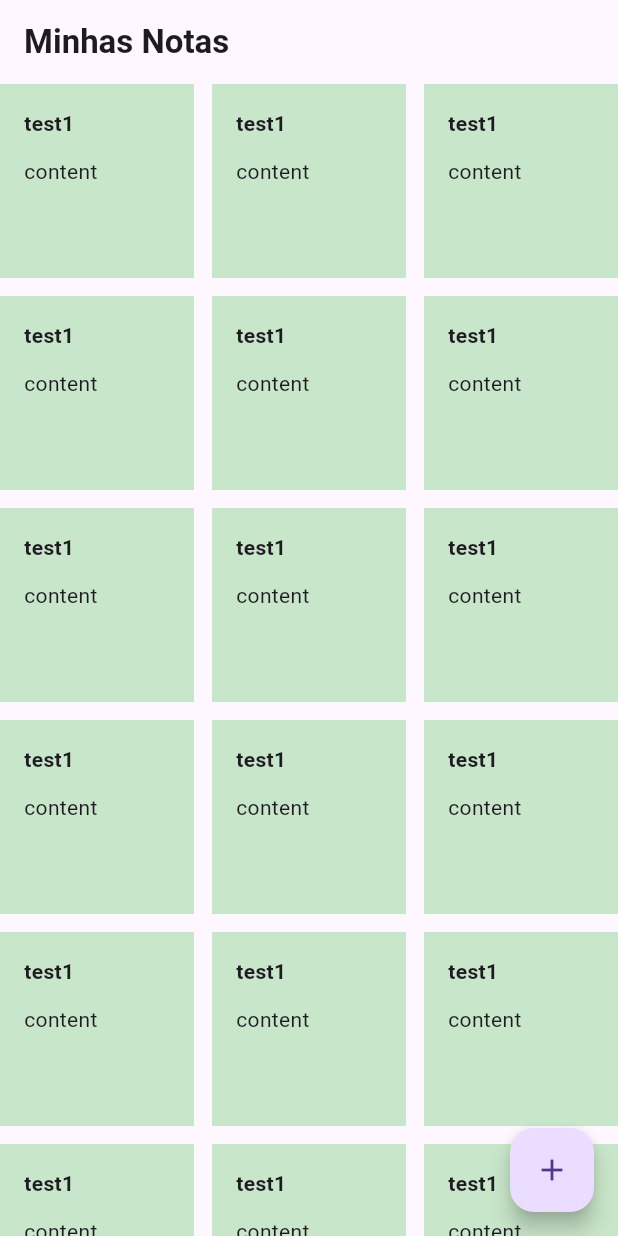
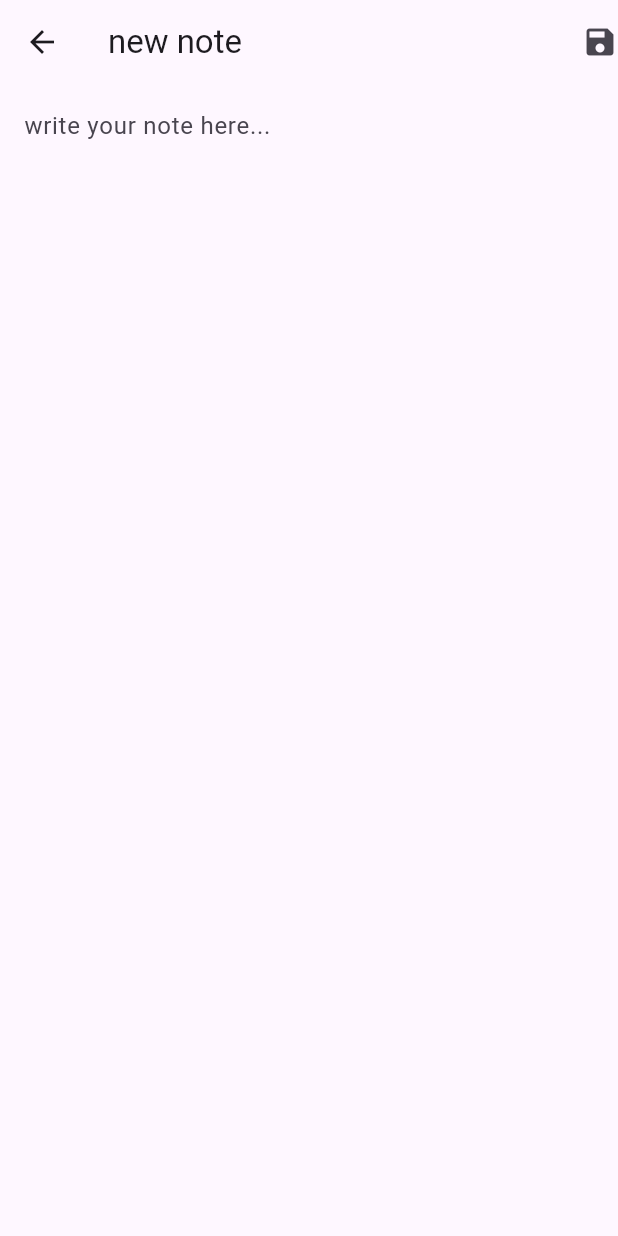
Before and after one commit to guilhermeFCarvalho/note_canvas, a Flutter app: the screen it shows after launch, after a tap on the "add" icon, on a phone screen of 412 x 824 dp. Run offline on Flutter 3.47's test engine with Material 3 defaults, Android fonts, the light colour scheme and no system bars; our stand-ins replace firebase_core, go_router, hooks_riverpod; accounts and stored records are empty.

Commit message:
feat: add new note page

```diff
--- a/lib/app/core/routes/routes.dart
+++ b/lib/app/core/routes/routes.dart
@@ -1,3 +1,4 @@
+import 'package:g_notes/app/presentation/new_note/pages/new_note.dart';
 import 'package:g_notes/app/presentation/notes_list/pages/notes_list.dart';
 import 'package:go_router/go_router.dart';
 
@@ -9,8 +10,7 @@ final routes = GoRouter(
     ),
     GoRoute(
       path: '/new-note',
-      // builder: (_, __) => const NotesListPage(),
+      builder: (_, __) => const NewNote(),
     ),
-
   ],
 );
--- /dev/null
+++ b/lib/app/presentation/new_note/pages/new_note.dart
@@ -0,0 +1,43 @@
+import 'package:flutter/material.dart';
+import 'package:flutter/services.dart';
+
+class NewNote extends StatelessWidget {
+  const NewNote({super.key});
+
+  @override
+  Widget build(BuildContext context) {
+    return Scaffold(
+        appBar: AppBar(
+          title: const Text('new note'),
+          actions: [
+            GestureDetector(
+              behavior: HitTestBehavior.opaque,
+              child: const Icon(Icons.save),
+              onTap: () => ScaffoldMessenger.of(context).showSnackBar(
+                const SnackBar(
+                  content: Text('your note has been saved'),
+                ),
+              ),
+            )
+          ],
+        ),
+        body: const Padding(
+          padding: EdgeInsets.all(16),
+          child: Column(
+            children: [
+              Expanded(
+                child: TextField(
+                  decoration: InputDecoration.collapsed(
+                    hintText: 'write your note here...',
+                  ),
+                  keyboardType: TextInputType.multiline,
+                  maxLines: null,
+                  maxLengthEnforcement:
+                      MaxLengthEnforcement.truncateAfterCompositionEnds,
+                ),
+              ),
+            ],
+          ),
+        ));
+  }
+}
--- a/lib/app/presentation/notes_list/pages/notes_list.dart
+++ b/lib/app/presentation/notes_list/pages/notes_list.dart
@@ -1,5 +1,6 @@
 import 'package:flutter/material.dart';
 import 'package:g_notes/app/presentation/notes_list/widgets/note_card_widget.dart';
+import 'package:go_router/go_router.dart';
 
 class NotesListPage extends StatelessWidget {
   const NotesListPage({super.key});
@@ -10,7 +11,7 @@ class NotesListPage extends StatelessWidget {
       floatingActionButtonLocation: FloatingActionButtonLocation.endFloat,
       floatingActionButton: FloatingActionButton(
         child: const Icon(Icons.add),
-        onPressed: () {},
+        onPressed: () => context.push('/new-note'),
       ),
       body: CustomScrollView(
         slivers: [
```
